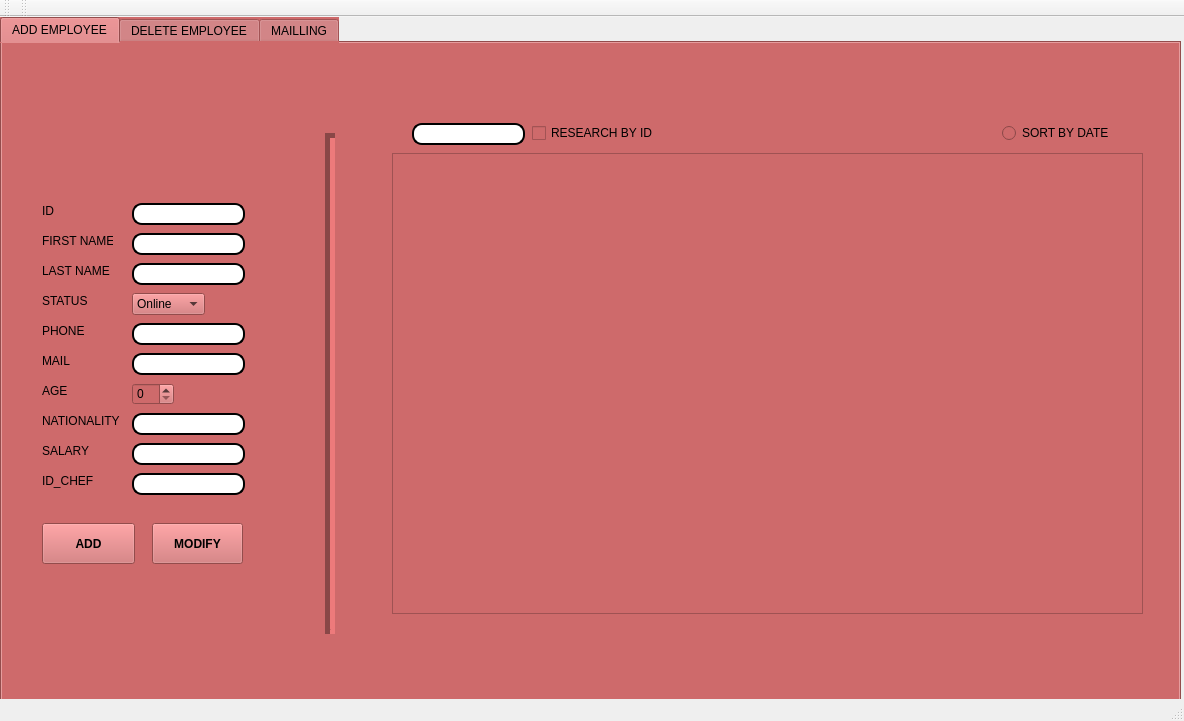
The window that mainwindow.ui (nessimayadi12/Smart_Business_Agency) describes before a commit, drawn with Qt 5.
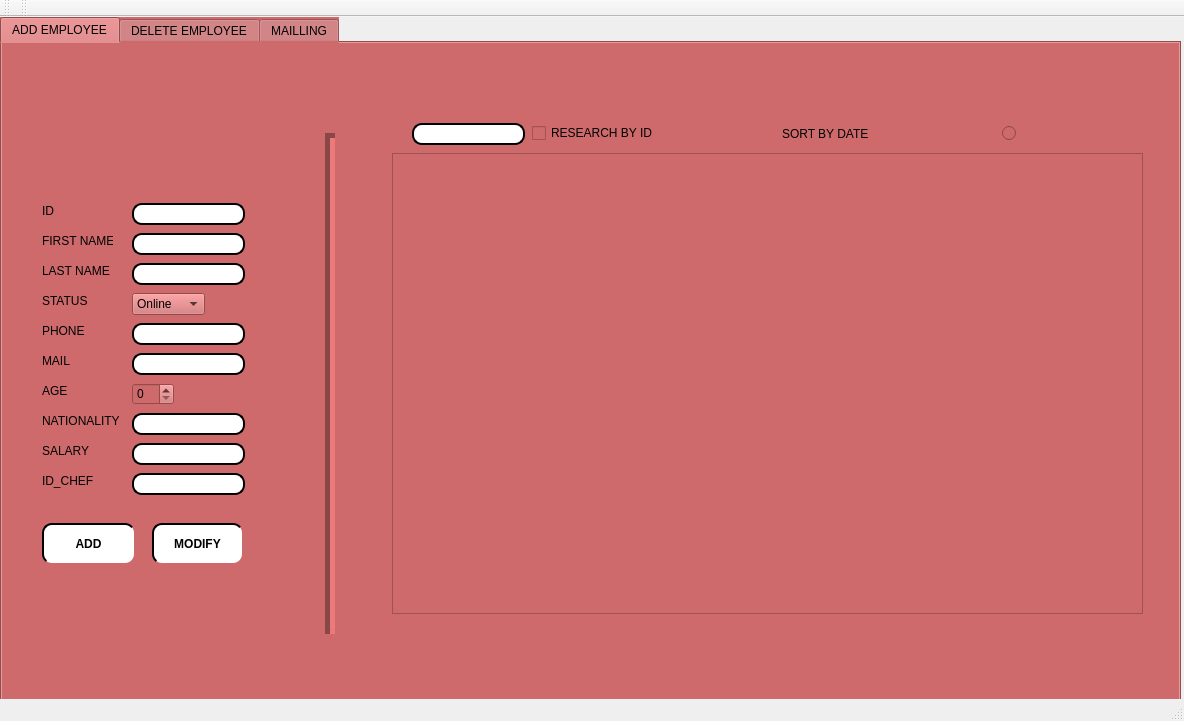
The same window after the commit. Icons and pictures are not drawn.

Patch:
```diff
--- a/mainwindow.ui
+++ b/mainwindow.ui
@@ -1818,6 +1818,13 @@
       <property name="focusPolicy">
        <enum>Qt::ClickFocus</enum>
       </property>
+      <property name="styleSheet">
+       <string notr="true">background-color: rgb(255, 255, 255);
+    border-style: outset;
+    border-width: 2px;
+    border-radius: 10px;
+ </string>
+      </property>
       <property name="text">
        <string>MODIFY</string>
       </property>
@@ -1826,9 +1833,9 @@
       <property name="geometry">
        <rect>
         <x>40</x>
-        <y>570</y>
-        <width>61</width>
-        <height>61</height>
+        <y>560</y>
+        <width>81</width>
+        <height>71</height>
        </rect>
       </property>
       <property name="text">
@@ -1857,7 +1864,11 @@
        </font>
       </property>
       <property name="styleSheet">
-       <string notr="true"/>
+       <string notr="true">background-color: rgb(255, 255, 255);
+    border-style: outset;
+    border-width: 2px;
+    border-radius: 10px;
+ </string>
       </property>
       <property name="text">
        <string>ADD</string>
@@ -1938,7 +1949,20 @@
        </rect>
       </property>
       <property name="text">
-       <string>SORT BY DATE </string>
+       <string/>
+      </property>
+     </widget>
+     <widget class="QLabel" name="label_14">
+      <property name="geometry">
+       <rect>
+        <x>780</x>
+        <y>80</y>
+        <width>101</width>
+        <height>21</height>
+       </rect>
+      </property>
+      <property name="text">
+       <string>SORT BY DATE</string>
       </property>
      </widget>
      <zorder>refresh</zorder>
```
Left out of the diff: 4 changed lines with no effect on the pictures.
